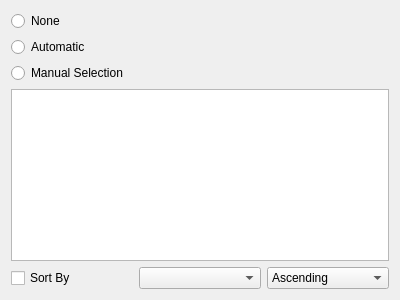
This is sheets/dialogs/pivotsubtotals.ui in KDE/calligra as Qt 5 draws it before an edit. The edited form follows.
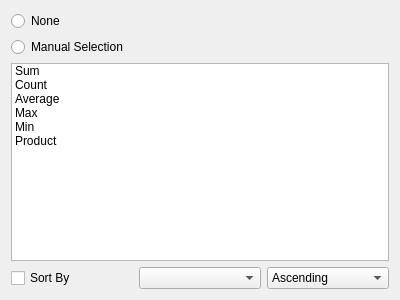
This is the edited form.

```diff
--- a/sheets/dialogs/pivotsubtotals.ui
+++ b/sheets/dialogs/pivotsubtotals.ui
@@ -25,13 +25,6 @@
          </property>
         </widget>
        </item>
-       <item>
-        <widget class="QRadioButton" name="Automatic">
-         <property name="text">
-          <string>Automatic</string>
-         </property>
-        </widget>
-       </item>
        <item>
         <widget class="QRadioButton" name="ManualSelection">
          <property name="text">
@@ -42,7 +35,38 @@
       </layout>
      </item>
      <item row="1" column="0">
-      <widget class="QListWidget" name="Functions"/>
+      <widget class="QListWidget" name="Functions">
+       <item>
+        <property name="text">
+         <string>Sum</string>
+        </property>
+       </item>
+       <item>
+        <property name="text">
+         <string>Count</string>
+        </property>
+       </item>
+       <item>
+        <property name="text">
+         <string>Average</string>
+        </property>
+       </item>
+       <item>
+        <property name="text">
+         <string>Max</string>
+        </property>
+       </item>
+       <item>
+        <property name="text">
+         <string>Min</string>
+        </property>
+       </item>
+       <item>
+        <property name="text">
+         <string>Product</string>
+        </property>
+       </item>
+      </widget>
      </item>
      <item row="2" column="0">
       <layout class="QHBoxLayout" name="horizontalLayout_2">
```
